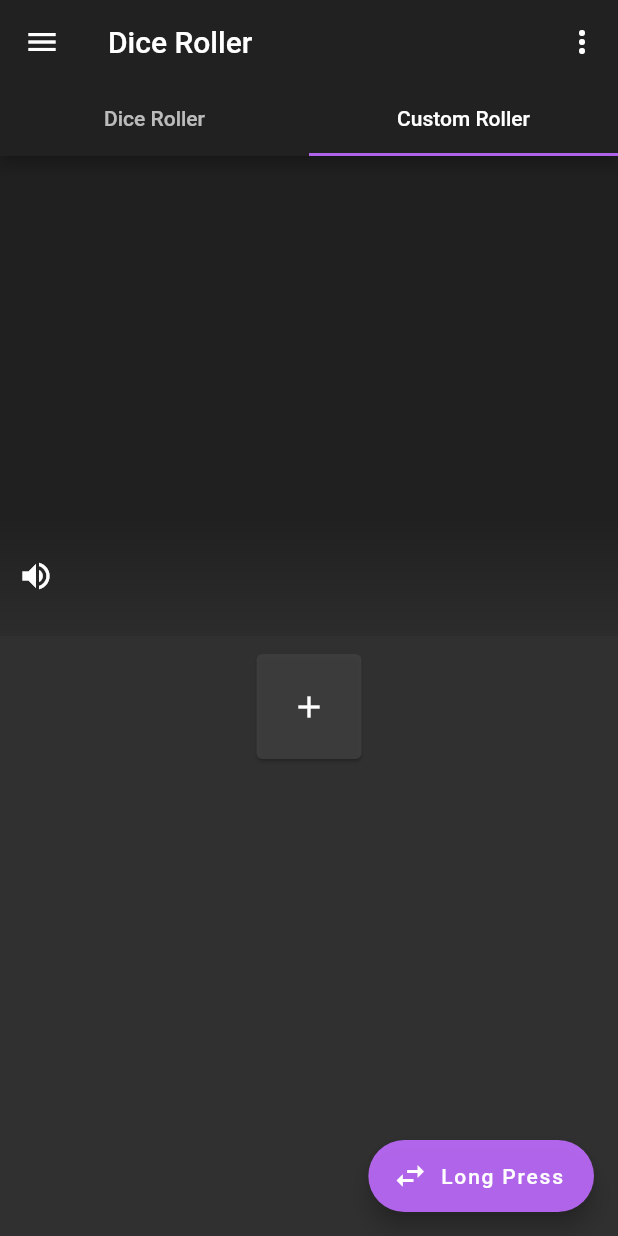
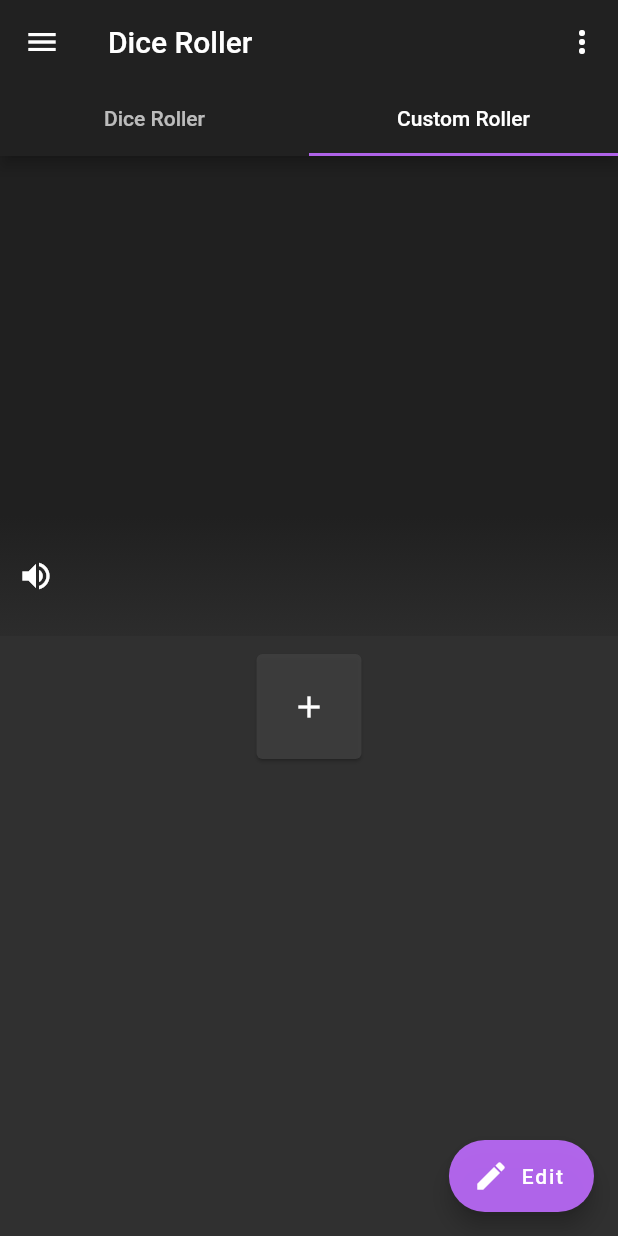
Before and after one commit to hansied67/flutter_dice_roller, a Flutter app: the screen it shows after launch, tab 2 chosen, on a phone screen of 412 x 824 dp. Run offline on Flutter 3.47's test engine with Material 2 defaults, Android fonts, the phone set to English and light mode, and no system bars; drawn by our look-alikes of auto_size_text, reorderables; our stand-ins replace audioplayers, flutter_colorpicker, shared_preferences, tuple.

Commit message:
changed toggle button functionality

```diff
--- a/lib/screens/standard/custom/custom_card.dart
+++ b/lib/screens/standard/custom/custom_card.dart
@@ -98,9 +98,36 @@ class _CustomCardState extends State<CustomCard> {
     final diceRolls = Provider.of<DiceRolls>(context);
       return widget.keyString != "null" ? Card(
           color: widget.color,
+          shape: RoundedRectangleBorder(
+            side: BorderSide(
+              color: customRolls.swap ? Colors.transparent : Colors.white,
+              width: 2.0,
+            ),
+            borderRadius: BorderRadius.circular(4.0)
+          ),
           child: InkWell(
               // splashColor: Colors.deepPurple,
-              onLongPress: customRolls.swap ? null : () {
+              onTap: () {
+                if (customRolls.swap) {
+                  customRolls.setCurrentName(widget.keyString);
+                  customRolls.setCurrentRoll(widget.value.values.elementAt(0));
+                  customRolls.doRoll();
+                  setState(() {
+                    diceRolls.allInfoTime.add(Tuple5(
+                        customRolls.currentName,
+                        customRolls.currentRoll,
+                        customRolls.currentResult,
+                        customRolls.currentResultInt.toString(),
+                        new List<Expanded>.from(customRolls.rows)));
+                    diceRolls.allInfo.add(Tuple5(
+                        customRolls.currentName,
+                        customRolls.currentRoll,
+                        customRolls.currentResult,
+                        customRolls.currentResultInt.toString(),
+                        new List<Expanded>.from(customRolls.rows)));
+                  });
+                }
+                else {
                   showDialog(
                       context: context,
                       child: AlertDialog(
@@ -138,25 +165,7 @@ class _CustomCardState extends State<CustomCard> {
                         ],
                       )
                   );
-              },
-              onTap: () {
-                customRolls.setCurrentName(widget.keyString);
-                customRolls.setCurrentRoll(widget.value.values.elementAt(0));
-                customRolls.doRoll();
-                setState(() {
-                  diceRolls.allInfoTime.add(Tuple5(
-                      customRolls.currentName,
-                      customRolls.currentRoll,
-                      customRolls.currentResult,
-                      customRolls.currentResultInt.toString(),
-                      new List<Expanded>.from(customRolls.rows)));
-                  diceRolls.allInfo.add(Tuple5(
-                      customRolls.currentName,
-                      customRolls.currentRoll,
-                      customRolls.currentResult,
-                      customRolls.currentResultInt.toString(),
-                      new List<Expanded>.from(customRolls.rows)));
-                });
+                }
               },
               child: Column(
                 mainAxisSize: MainAxisSize.min,
--- a/lib/screens/standard/custom/custom_rolls.dart
+++ b/lib/screens/standard/custom/custom_rolls.dart
@@ -66,7 +66,6 @@ class CustomRolls extends ChangeNotifier {
   void getMuteFile() async {
     var prefs = await SharedPreferences.getInstance();
     _mute = prefs.getBool('Mute') ?? false;
-    _swap = prefs.getBool('Swap') ?? true;
     notifyListeners();
   }
 
@@ -261,9 +260,6 @@ class CustomRolls extends ChangeNotifier {
   void setSwapButton() async {
     _swap = !_swap;
 
-    var prefs = await SharedPreferences.getInstance();
-    await prefs.setBool("Swap", _swap);
-
     notifyListeners();
   }
 
--- a/lib/screens/standard/standard_screen.dart
+++ b/lib/screens/standard/standard_screen.dart
@@ -189,22 +189,39 @@ class _StandardScreenState extends State<StandardScreen> with TickerProviderStat
               CustomRoller(),
           ]
       ),
-      floatingActionButton: _currentIndex == 1 ? Row(
-          mainAxisAlignment: MainAxisAlignment.end,
-          children: [
-            FloatingActionButton.extended(
+      floatingActionButton: _currentIndex == 1 ?
+            customRolls.swap ?
+            Tooltip(
+              decoration: BoxDecoration(
+                color: Color(0xFF202020),
+              ),
+              textStyle: TextStyle(color: Colors.white),
+              message: "Long Press buttons to reorder",
+              child: FloatingActionButton.extended(
                 heroTag: "btn1",
                 onPressed: () {
                   customRolls.setSwapButton();
                 },
-                label: Text("Long Press"),
-                icon: customRolls.swap ?
-                    Icon(Icons.swap_horiz) :
-                    Icon(Icons.edit),
-                shape: RoundedRectangleBorder(borderRadius: BorderRadius.all(Radius.circular(40))),
-            ),
-          ]
-      ) : Container()
+                label: Text("Edit"),
+                icon: Icon(Icons.edit),
+              )
+            ) :
+            Tooltip(
+                decoration: BoxDecoration(
+                  color: Color(0xFF202020),
+                ),
+                textStyle: TextStyle(color: Colors.white),
+                message: "Tap buttons to edit",
+                child: FloatingActionButton.extended(
+                  heroTag: "btn1",
+                  onPressed: () {
+                    customRolls.setSwapButton();
+                  },
+                  label: Text("Cancel"),
+                  icon: Icon(Icons.edit),
+                )
+            )
+          : Container()
     );
   }
 }
```
Lines whose indentation alone changed are shown as unchanged.
